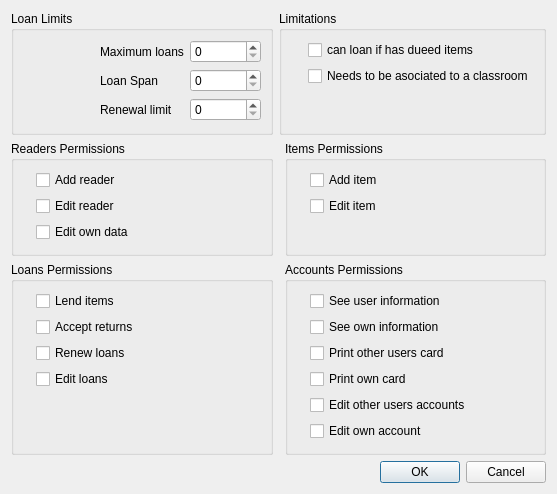
Before: the Qt Designer form src/Gui/mPermission.ui in cagonza6/Buho, drawn with Qt 5.
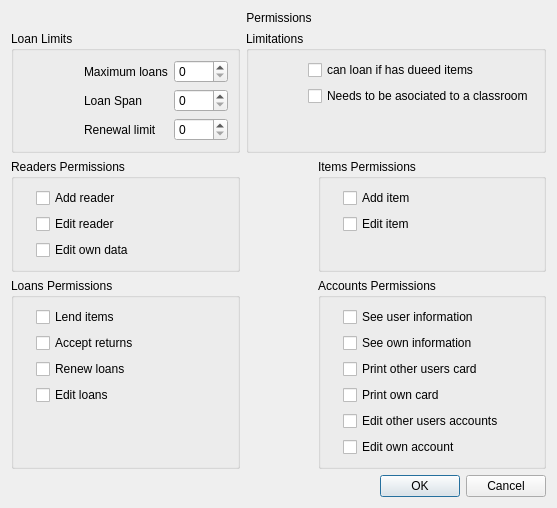
After: the same form once the commit is applied. Icons and pictures are not drawn.

Diff of the .ui file:
```diff
--- a/src/Gui/mPermission.ui
+++ b/src/Gui/mPermission.ui
@@ -7,170 +7,14 @@
     <x>0</x>
     <y>0</y>
     <width>557</width>
-    <height>494</height>
+    <height>506</height>
    </rect>
   </property>
   <property name="windowTitle">
    <string>Dialog</string>
   </property>
   <layout class="QGridLayout" name="gridLayout_7">
-   <item row="3" column="2">
-    <layout class="QHBoxLayout" name="horizontalLayout">
-     <item>
-      <spacer name="horizontalSpacer_8">
-       <property name="orientation">
-        <enum>Qt::Horizontal</enum>
-       </property>
-       <property name="sizeHint" stdset="0">
-        <size>
-         <width>40</width>
-         <height>20</height>
-        </size>
-       </property>
-      </spacer>
-     </item>
-     <item>
-      <widget class="QDialogButtonBox" name="buttonBox">
-       <property name="orientation">
-        <enum>Qt::Horizontal</enum>
-       </property>
-       <property name="standardButtons">
-        <set>QDialogButtonBox::Cancel|QDialogButtonBox::Ok</set>
-       </property>
-      </widget>
-     </item>
-    </layout>
-   </item>
-   <item row="0" column="1" colspan="2">
-    <widget class="QGroupBox" name="groupBox">
-     <property name="title">
-      <string>Limitations</string>
-     </property>
-     <layout class="QGridLayout" name="gridLayout_2">
-      <item row="1" column="0">
-       <widget class="QLabel" name="label_31">
-        <property name="text">
-         <string/>
-        </property>
-        <property name="pixmap">
-         <pixmap resource="myicons.qrc">:/extras/resources/pixmap/icons/gui_use/help.png</pixmap>
-        </property>
-       </widget>
-      </item>
-      <item row="0" column="1">
-       <widget class="QCheckBox" name="checkBox_16">
-        <property name="text">
-         <string>can loan if has dueed items</string>
-        </property>
-       </widget>
-      </item>
-      <item row="0" column="0">
-       <widget class="QLabel" name="label_30">
-        <property name="text">
-         <string/>
-        </property>
-        <property name="pixmap">
-         <pixmap resource="myicons.qrc">:/extras/resources/pixmap/icons/gui_use/help.png</pixmap>
-        </property>
-       </widget>
-      </item>
-      <item row="1" column="1">
-       <widget class="QCheckBox" name="checkBox_17">
-        <property name="text">
-         <string>Needs to be asociated to a classroom</string>
-        </property>
-       </widget>
-      </item>
-      <item row="2" column="1">
-       <spacer name="verticalSpacer_2">
-        <property name="orientation">
-         <enum>Qt::Vertical</enum>
-        </property>
-        <property name="sizeHint" stdset="0">
-         <size>
-          <width>20</width>
-          <height>40</height>
-         </size>
-        </property>
-       </spacer>
-      </item>
-     </layout>
-    </widget>
-   </item>
-   <item row="1" column="0">
-    <widget class="QGroupBox" name="groupReaders">
-     <property name="title">
-      <string>Readers Permissions</string>
-     </property>
-     <layout class="QGridLayout" name="gridLayout_3" columnstretch="0,1">
-      <item row="0" column="1">
-       <widget class="QCheckBox" name="checkBox_8">
-        <property name="text">
-         <string>Add reader</string>
-        </property>
-       </widget>
-      </item>
-      <item row="2" column="1">
-       <widget class="QCheckBox" name="checkBox_14">
-        <property name="text">
-         <string>Edit own data</string>
-        </property>
-       </widget>
-      </item>
-      <item row="1" column="0">
-       <widget class="QLabel" name="label_16">
-        <property name="text">
-         <string/>
-        </property>
-        <property name="pixmap">
-         <pixmap resource="myicons.qrc">:/extras/resources/pixmap/icons/gui_use/help.png</pixmap>
-        </property>
-       </widget>
-      </item>
-      <item row="0" column="0">
-       <widget class="QLabel" name="label_14">
-        <property name="text">
-         <string/>
-        </property>
-        <property name="pixmap">
-         <pixmap resource="myicons.qrc">:/extras/resources/pixmap/icons/gui_use/help.png</pixmap>
-        </property>
-       </widget>
-      </item>
-      <item row="1" column="1">
-       <widget class="QCheckBox" name="checkBox_9">
-        <property name="text">
-         <string>Edit reader</string>
-        </property>
-       </widget>
-      </item>
-      <item row="2" column="0">
-       <widget class="QLabel" name="label_17">
-        <property name="text">
-         <string/>
-        </property>
-        <property name="pixmap">
-         <pixmap resource="myicons.qrc">:/extras/resources/pixmap/icons/gui_use/help.png</pixmap>
-        </property>
-       </widget>
-      </item>
-      <item row="3" column="1">
-       <spacer name="verticalSpacer_3">
-        <property name="orientation">
-         <enum>Qt::Vertical</enum>
-        </property>
-        <property name="sizeHint" stdset="0">
-         <size>
-          <width>20</width>
-          <height>40</height>
-         </size>
-        </property>
-       </spacer>
-      </item>
-     </layout>
-    </widget>
-   </item>
-   <item row="1" column="2">
+   <item row="2" column="2">
     <widget class="QGroupBox" name="GroupItems">
      <property name="title">
       <string>Items Permissions</string>
@@ -226,14 +70,44 @@
      </layout>
     </widget>
    </item>
-   <item row="2" column="0">
-    <widget class="QGroupBox" name="groupLoans">
+   <item row="1" column="0">
+    <widget class="QGroupBox" name="groupBox_5">
      <property name="title">
-      <string>Loans Permissions</string>
+      <string>Loan Limits</string>
      </property>
-     <layout class="QGridLayout" name="gridLayout_5" columnstretch="0,1">
+     <layout class="QGridLayout" name="gridLayout">
+      <item row="0" column="1">
+       <widget class="QLabel" name="label">
+        <property name="text">
+         <string>Maximum loans</string>
+        </property>
+       </widget>
+      </item>
+      <item row="2" column="1">
+       <widget class="QLabel" name="label_3">
+        <property name="text">
+         <string>Renewal limit</string>
+        </property>
+       </widget>
+      </item>
+      <item row="1" column="2">
+       <widget class="QSpinBox" name="spinBox_2"/>
+      </item>
       <item row="2" column="0">
-       <widget class="QLabel" name="label_22">
+       <widget class="QLabel" name="label_15">
+        <property name="text">
+         <string/>
+        </property>
+        <property name="pixmap">
+         <pixmap resource="myicons.qrc">:/extras/resources/pixmap/icons/gui_use/help.png</pixmap>
+        </property>
+       </widget>
+      </item>
+      <item row="0" column="2">
+       <widget class="QSpinBox" name="spinBox"/>
+      </item>
+      <item row="0" column="0">
+       <widget class="QLabel" name="label_12">
         <property name="text">
          <string/>
         </property>
@@ -243,7 +117,7 @@
        </widget>
       </item>
       <item row="1" column="0">
-       <widget class="QLabel" name="label_24">
+       <widget class="QLabel" name="label_13">
         <property name="text">
          <string/>
         </property>
@@ -252,56 +126,18 @@
         </property>
        </widget>
       </item>
-      <item row="3" column="0">
-       <widget class="QLabel" name="label_23">
-        <property name="text">
-         <string/>
-        </property>
-        <property name="pixmap">
-         <pixmap resource="myicons.qrc">:/extras/resources/pixmap/icons/gui_use/help.png</pixmap>
-        </property>
-       </widget>
-      </item>
-      <item row="2" column="1">
-       <widget class="QCheckBox" name="checkBox_12">
-        <property name="text">
-         <string>Renew loans</string>
-        </property>
-       </widget>
+      <item row="2" column="2">
+       <widget class="QSpinBox" name="spinBox_3"/>
       </item>
       <item row="1" column="1">
-       <widget class="QCheckBox" name="checkBox_11">
+       <widget class="QLabel" name="label_2">
         <property name="text">
-         <string>Accept returns</string>
-        </property>
-       </widget>
-      </item>
-      <item row="0" column="1">
-       <widget class="QCheckBox" name="checkBox_10">
-        <property name="text">
-         <string>Lend items</string>
+         <string>Loan Span</string>
         </property>
        </widget>
       </item>
       <item row="3" column="1">
-       <widget class="QCheckBox" name="checkBox_13">
-        <property name="text">
-         <string>Edit loans</string>
-        </property>
-       </widget>
-      </item>
-      <item row="0" column="0">
-       <widget class="QLabel" name="label_20">
-        <property name="text">
-         <string/>
-        </property>
-        <property name="pixmap">
-         <pixmap resource="myicons.qrc">:/extras/resources/pixmap/icons/gui_use/help.png</pixmap>
-        </property>
-       </widget>
-      </item>
-      <item row="4" column="1">
-       <spacer name="verticalSpacer_5">
+       <spacer name="verticalSpacer">
         <property name="orientation">
          <enum>Qt::Vertical</enum>
         </property>
@@ -316,7 +152,7 @@
      </layout>
     </widget>
    </item>
-   <item row="2" column="2">
+   <item row="3" column="2">
     <widget class="QGroupBox" name="groupAccounts">
      <property name="title">
       <string>Accounts Permissions</string>
@@ -440,31 +276,67 @@
      </layout>
     </widget>
    </item>
-   <item row="0" column="0">
-    <widget class="QGroupBox" name="groupBox_5">
+   <item row="1" column="1" colspan="2">
+    <widget class="QGroupBox" name="groupBox">
      <property name="title">
-      <string>Loan Limits</string>
+      <string>Limitations</string>
      </property>
-     <layout class="QGridLayout" name="gridLayout">
+     <layout class="QGridLayout" name="gridLayout_2">
+      <item row="1" column="0">
+       <widget class="QLabel" name="label_31">
+        <property name="text">
+         <string/>
+        </property>
+        <property name="pixmap">
+         <pixmap resource="myicons.qrc">:/extras/resources/pixmap/icons/gui_use/help.png</pixmap>
+        </property>
+       </widget>
+      </item>
       <item row="0" column="1">
-       <widget class="QLabel" name="label">
+       <widget class="QCheckBox" name="checkBox_16">
         <property name="text">
-         <string>Maximum loans</string>
+         <string>can loan if has dueed items</string>
         </property>
        </widget>
       </item>
-      <item row="2" column="1">
-       <widget class="QLabel" name="label_3">
+      <item row="0" column="0">
+       <widget class="QLabel" name="label_30">
         <property name="text">
-         <string>Renewal limit</string>
+         <string/>
         </property>
        </widget>
       </item>
-      <item row="1" column="2">
-       <widget class="QSpinBox" name="spinBox_2"/>
+      <item row="1" column="1">
+       <widget class="QCheckBox" name="checkBox_17">
+        <property name="text">
+         <string>Needs to be asociated to a classroom</string>
+        </property>
+       </widget>
       </item>
+      <item row="2" column="1">
+       <spacer name="verticalSpacer_2">
+        <property name="orientation">
+         <enum>Qt::Vertical</enum>
+        </property>
+        <property name="sizeHint" stdset="0">
+         <size>
+          <width>20</width>
+          <height>40</height>
+         </size>
+        </property>
+       </spacer>
+      </item>
+     </layout>
+    </widget>
+   </item>
+   <item row="3" column="0">
+    <widget class="QGroupBox" name="groupLoans">
+     <property name="title">
+      <string>Loans Permissions</string>
+     </property>
+     <layout class="QGridLayout" name="gridLayout_5" columnstretch="0,1">
       <item row="2" column="0">
-       <widget class="QLabel" name="label_15">
+       <widget class="QLabel" name="label_22">
         <property name="text">
          <string/>
         </property>
@@ -473,11 +345,56 @@
         </property>
        </widget>
       </item>
-      <item row="0" column="2">
-       <widget class="QSpinBox" name="spinBox"/>
+      <item row="1" column="0">
+       <widget class="QLabel" name="label_24">
+        <property name="text">
+         <string/>
+        </property>
+        <property name="pixmap">
+         <pixmap resource="myicons.qrc">:/extras/resources/pixmap/icons/gui_use/help.png</pixmap>
+        </property>
+       </widget>
       </item>
+      <item row="3" column="0">
+       <widget class="QLabel" name="label_23">
+        <property name="text">
+         <string/>
+        </property>
+        <property name="pixmap">
+         <pixmap resource="myicons.qrc">:/extras/resources/pixmap/icons/gui_use/help.png</pixmap>
+        </property>
+       </widget>
+      </item>
+      <item row="2" column="1">
+       <widget class="QCheckBox" name="checkBox_12">
+        <property name="text">
+         <string>Renew loans</string>
+        </property>
+       </widget>
+      </item>
+      <item row="1" column="1">
+       <widget class="QCheckBox" name="checkBox_11">
+        <property name="text">
+         <string>Accept returns</string>
+        </property>
+       </widget>
+      </item>
+      <item row="0" column="1">
+       <widget class="QCheckBox" name="checkBox_10">
+        <property name="text">
+         <string>Lend items</string>
+        </property>
+       </widget>
+      </item>
+      <item row="3" column="1">
+       <widget class="QCheckBox" name="checkBox_13">
+        <property name="text">
+         <string>Edit loans</string>
+        </property>
+       </widget>
+      </item>
       <item row="0" column="0">
-       <widget class="QLabel" name="label_12">
+       <widget class="QLabel" name="label_20">
         <property name="text">
          <string/>
         </property>
@@ -486,8 +403,44 @@
         </property>
        </widget>
       </item>
+      <item row="4" column="1">
+       <spacer name="verticalSpacer_5">
+        <property name="orientation">
+         <enum>Qt::Vertical</enum>
+        </property>
+        <property name="sizeHint" stdset="0">
+         <size>
+          <width>20</width>
+          <height>40</height>
+         </size>
+        </property>
+       </spacer>
+      </item>
+     </layout>
+    </widget>
+   </item>
+   <item row="2" column="0">
+    <widget class="QGroupBox" name="groupReaders">
+     <property name="title">
+      <string>Readers Permissions</string>
+     </property>
+     <layout class="QGridLayout" name="gridLayout_3" columnstretch="0,1">
+      <item row="0" column="1">
+       <widget class="QCheckBox" name="checkBox_8">
+        <property name="text">
+         <string>Add reader</string>
+        </property>
+       </widget>
+      </item>
+      <item row="2" column="1">
+       <widget class="QCheckBox" name="checkBox_14">
+        <property name="text">
+         <string>Edit own data</string>
+        </property>
+       </widget>
+      </item>
       <item row="1" column="0">
-       <widget class="QLabel" name="label_13">
+       <widget class="QLabel" name="label_16">
         <property name="text">
          <string/>
         </property>
@@ -496,18 +449,35 @@
         </property>
        </widget>
       </item>
-      <item row="2" column="2">
-       <widget class="QSpinBox" name="spinBox_3"/>
+      <item row="0" column="0">
+       <widget class="QLabel" name="label_14">
+        <property name="text">
+         <string/>
+        </property>
+        <property name="pixmap">
+         <pixmap resource="myicons.qrc">:/extras/resources/pixmap/icons/gui_use/help.png</pixmap>
+        </property>
+       </widget>
       </item>
       <item row="1" column="1">
-       <widget class="QLabel" name="label_2">
+       <widget class="QCheckBox" name="checkBox_9">
         <property name="text">
-         <string>Loan Span</string>
+         <string>Edit reader</string>
         </property>
        </widget>
       </item>
+      <item row="2" column="0">
+       <widget class="QLabel" name="label_17">
+        <property name="text">
+         <string/>
+        </property>
+        <property name="pixmap">
+         <pixmap resource="myicons.qrc">:/extras/resources/pixmap/icons/gui_use/help.png</pixmap>
+        </property>
+       </widget>
+      </item>
       <item row="3" column="1">
-       <spacer name="verticalSpacer">
+       <spacer name="verticalSpacer_3">
         <property name="orientation">
          <enum>Qt::Vertical</enum>
         </property>
@@ -522,6 +492,43 @@
      </layout>
     </widget>
    </item>
+   <item row="4" column="2">
+    <layout class="QHBoxLayout" name="horizontalLayout">
+     <item>
+      <spacer name="horizontalSpacer_8">
+       <property name="orientation">
+        <enum>Qt::Horizontal</enum>
+       </property>
+       <property name="sizeHint" stdset="0">
+        <size>
+         <width>40</width>
+         <height>20</height>
+        </size>
+       </property>
+      </spacer>
+     </item>
+     <item>
+      <widget class="QDialogButtonBox" name="buttonBox">
+       <property name="orientation">
+        <enum>Qt::Horizontal</enum>
+       </property>
+       <property name="standardButtons">
+        <set>QDialogButtonBox::Cancel|QDialogButtonBox::Ok</set>
+       </property>
+      </widget>
+     </item>
+    </layout>
+   </item>
+   <item row="0" column="1">
+    <widget class="QLabel" name="title">
+     <property name="text">
+      <string>Permissions</string>
+     </property>
+     <property name="alignment">
+      <set>Qt::AlignCenter</set>
+     </property>
+    </widget>
+   </item>
   </layout>
  </widget>
  <tabstops>
```
Left out of the diff: 3 changed lines with no effect on the pictures.
